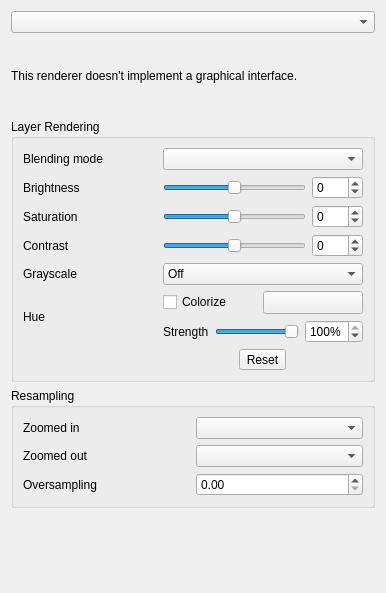
First picture: the form in src/ui/qgsrendererrasterpropswidgetbase.ui, repository qgis/QGIS, before the edit.
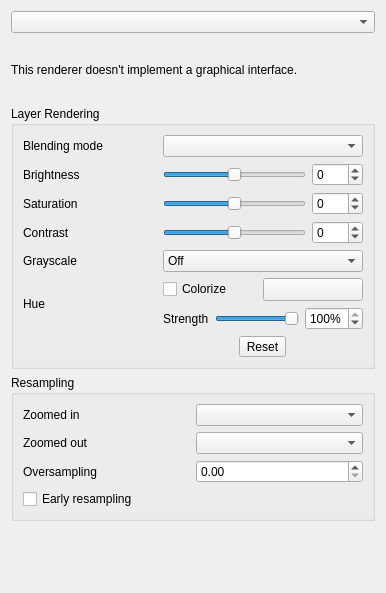
Second picture: the form after the edit. Icons and pictures are not drawn. Custom widgets are drawn as their Qt base class.

Commit message: Raster layer properties dock panel: add 'Early resampling' checkbox, and move common code with raster properties dialog into a QgsResamplingUtils class

```diff
--- a/src/ui/qgsrendererrasterpropswidgetbase.ui
+++ b/src/ui/qgsrendererrasterpropswidgetbase.ui
@@ -417,6 +417,13 @@
          <item row="2" column="2">
           <widget class="QDoubleSpinBox" name="mMaximumOversamplingSpinBox"/>
          </item>
+         <item row="3" column="0">
+          <widget class="QCheckBox" name="mCbEarlyResampling">
+           <property name="text">
+            <string>Early resampling</string>
+           </property>
+          </widget>
+         </item>
         </layout>
        </widget>
       </item>
```
The commit also changes 7 other files.
